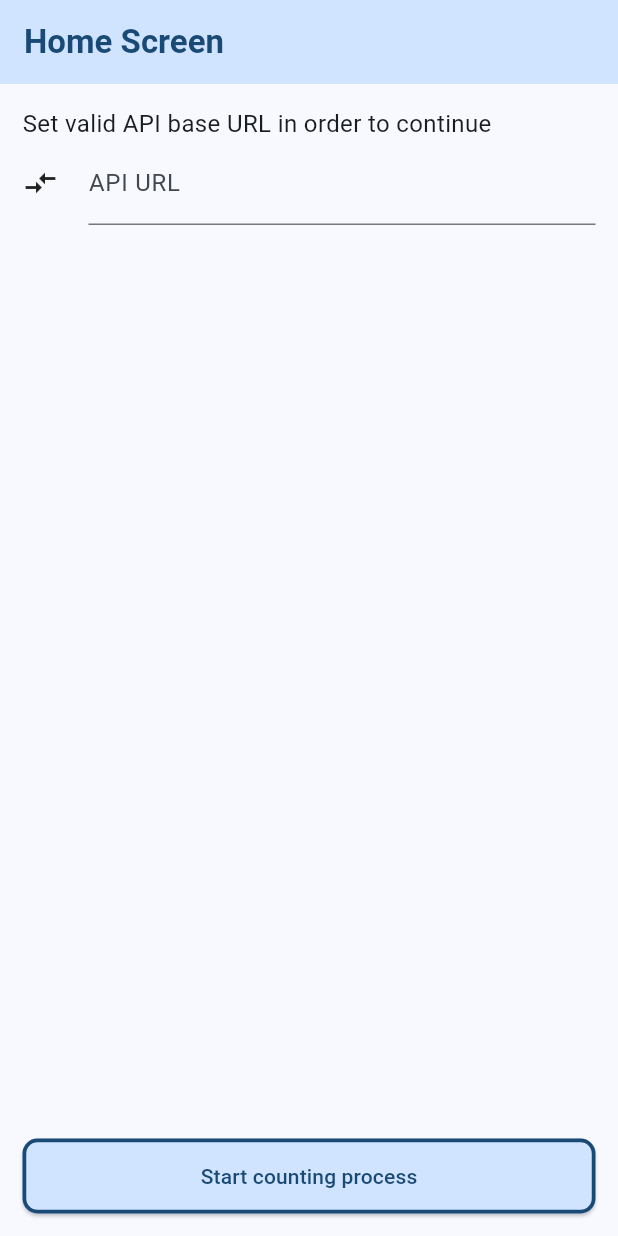
After one commit to StasKrivosheya/shortest_path_calculator, a Flutter app: the screen it shows after launch, on a phone screen of 412 x 824 dp. The commit adds this screen. Run offline on Flutter 3.47's test engine with Material 3 defaults, Android fonts, the phone set to English and light mode, and no system bars; our stand-ins replace equatable, flutter_bloc.

Commit message:
Implement HomePage, refactor BLoCs

```diff
--- a/lib/src/blocs/game_config/game_config_event.dart
+++ b/lib/src/blocs/game_config/game_config_event.dart
@@ -2,10 +2,18 @@ part of 'game_config_bloc.dart';
 
 sealed class GameConfigEvent extends Equatable {
   const GameConfigEvent();
+}
 
-  // todo: implement props
+class ApiLinkInputChanged extends GameConfigEvent {
+  final String apiLinkInput;
+
+  const ApiLinkInputChanged({required this.apiLinkInput});
+
+  @override
+  List<Object?> get props => [apiLinkInput];
+}
+
+class GetGameConfigsEvent extends GameConfigEvent {
   @override
   List<Object?> get props => [];
 }
-
-class GetGameConfigsEvent extends GameConfigEvent {}
--- a/lib/src/blocs/game_config/game_config_state.dart
+++ b/lib/src/blocs/game_config/game_config_state.dart
@@ -1,29 +1,63 @@
 part of 'game_config_bloc.dart';
 
-sealed class GameConfigState extends Equatable {
-  const GameConfigState();
+enum HomePageStatus { initial, loading, calculating, error, success, empty }
+
+class GameConfigState extends Equatable {
+  const GameConfigState({
+    this.pageStatus = HomePageStatus.initial,
+    this.apiLinkInput = '',
+    this.errorMessage = '',
+    this.gameConfigs = const [],
+  });
+
+  final HomePageStatus pageStatus;
+  final String apiLinkInput;
+  final String errorMessage;
+  final List<GameConfigModel> gameConfigs;
+
+  GameConfigState copyWith({
+    HomePageStatus? pageStatus,
+    String? apiLinkInput,
+    String? errorMessage,
+    List<GameConfigModel>? gameConfigs,
+  }) {
+    return GameConfigState(
+      pageStatus: pageStatus ?? this.pageStatus,
+      apiLinkInput: apiLinkInput ?? this.apiLinkInput,
+      errorMessage: errorMessage ?? this.errorMessage,
+      gameConfigs: gameConfigs ?? this.gameConfigs,
+    );
+  }
 
   @override
-  List<Object> get props => [];
+  List<Object> get props =>
+      [pageStatus, apiLinkInput, errorMessage, gameConfigs];
 }
 
-final class GameConfigInitial extends GameConfigState {}
-
-final class GameConfigLoadingState extends GameConfigState {}
-
-final class GameConfigEmptyState extends GameConfigState {}
-
-final class GameConfigLoadingFailedState extends GameConfigState {
-  final String errorMessage;
-
-  const GameConfigLoadingFailedState({required this.errorMessage});
-}
-
-final class GameConfigLoadedState extends GameConfigState {
-  final List<Object> gameConfigs;
-
-  const GameConfigLoadedState({required this.gameConfigs});
-
-  @override
-  List<Object> get props => [gameConfigs];
-}
+// sealed class GameConfigState extends Equatable {
+//   const GameConfigState();
+//
+//   @override
+//   List<Object> get props => [];
+// }
+//
+// final class GameConfigInitial extends GameConfigState {}
+//
+// final class GameConfigLoadingState extends GameConfigState {}
+//
+// final class GameConfigEmptyState extends GameConfigState {}
+//
+// final class GameConfigLoadingFailedState extends GameConfigState {
+//   final String errorMessage;
+//
+//   const GameConfigLoadingFailedState({required this.errorMessage});
+// }
+//
+// final class GameConfigLoadedState extends GameConfigState {
+//   final List<Object> gameConfigs;
+//
+//   const GameConfigLoadedState({required this.gameConfigs});
+//
+//   @override
+//   List<Object> get props => [gameConfigs];
+// }
--- /dev/null
+++ b/lib/src/pages/home_page.dart
@@ -0,0 +1,122 @@
+import 'package:flutter/material.dart';
+import 'package:flutter_bloc/flutter_bloc.dart';
+import 'package:shortest_path_calculator/src/blocs/game_config/game_config_bloc.dart';
+import 'package:shortest_path_calculator/src/repositories/game_config_repository.dart';
+
+class MyHomePage extends StatelessWidget {
+  const MyHomePage({super.key});
+
+  final String title = 'Home Screen';
+
+  @override
+  Widget build(BuildContext context) {
+    return Scaffold(
+      appBar: AppBar(
+        backgroundColor: Theme.of(context).colorScheme.primaryContainer,
+        centerTitle: false,
+        title: Text(
+          title,
+          style: TextStyle(
+              color: Theme.of(context).colorScheme.onPrimaryContainer,
+              fontWeight: FontWeight.bold),
+        ),
+      ),
+      body: BlocProvider(
+        create: (context) => GameConfigBloc(
+            gameConfigRepository: context.read<GameConfigRepository>()),
+        child: _HomePageLayout(),
+      ),
+    );
+  }
+}
+
+class _HomePageLayout extends StatelessWidget {
+  @override
+  Widget build(BuildContext context) {
+    return SafeArea(
+      child: Padding(
+        padding: const EdgeInsets.all(15),
+        child: Column(
+          crossAxisAlignment: CrossAxisAlignment.start,
+          children: [
+            const Text(
+              'Set valid API base URL in order to continue',
+              style: TextStyle(fontSize: 16),
+            ),
+            Row(
+              children: [
+                Icon(Icons.compare_arrows),
+                SizedBox(width: 20),
+                Expanded(child: _ApiLinkInput()),
+              ],
+            ),
+            const Spacer(),
+            Align(
+              alignment: Alignment.bottomCenter,
+              child: SizedBox(
+                width: double.infinity,
+                child: _StartButton(),
+              ),
+            ),
+          ],
+        ),
+      ),
+    );
+  }
+}
+
+class _StartButton extends StatelessWidget {
+  @override
+  Widget build(BuildContext context) {
+    return ElevatedButton(
+      style: ElevatedButton.styleFrom(
+        padding: const EdgeInsets.all(15),
+        shape: RoundedRectangleBorder(
+          borderRadius: BorderRadius.circular(10),
+        ),
+        side: BorderSide(
+          width: 2.5,
+          color: Theme.of(context).colorScheme.onPrimaryContainer,
+        ),
+        backgroundColor:
+        Theme.of(context).colorScheme.primaryContainer,
+      ),
+      onPressed: () => context.read<GameConfigBloc>().add(GetGameConfigsEvent()),
+      child: Text(
+        'Start counting process',
+        style: TextStyle(
+            color:
+            Theme.of(context).colorScheme.onPrimaryContainer),
+      ),
+    );
+  }
+}
+
+class _ApiLinkInput extends StatelessWidget {
+  final TextEditingController _inputController = TextEditingController();
+
+  @override
+  Widget build(BuildContext context) {
+    return BlocBuilder<GameConfigBloc, GameConfigState>(
+      buildWhen: (previous, current) =>
+          previous.apiLinkInput != current.apiLinkInput,
+      builder: (context, state) {
+        _inputController.value = TextEditingValue(
+            text: state.apiLinkInput,
+            selection: TextSelection.fromPosition(
+                TextPosition(offset: state.apiLinkInput.length)));
+
+        return TextField(
+          onChanged: (input) => context
+              .read<GameConfigBloc>()
+              .add(ApiLinkInputChanged(apiLinkInput: input)),
+          controller: _inputController,
+          decoration: InputDecoration(
+            border: UnderlineInputBorder(),
+            labelText: 'API URL',
+          ),
+        );
+      },
+    );
+  }
+}
```
Also changed, not shown: lib/main.dart (+9 -84 lines), lib/src/blocs/game_config/game_config_bloc.dart (+21 -7 lines).
